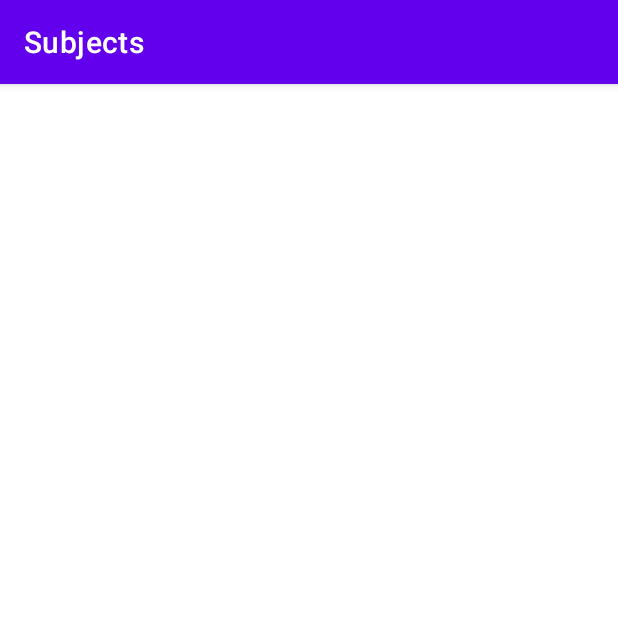
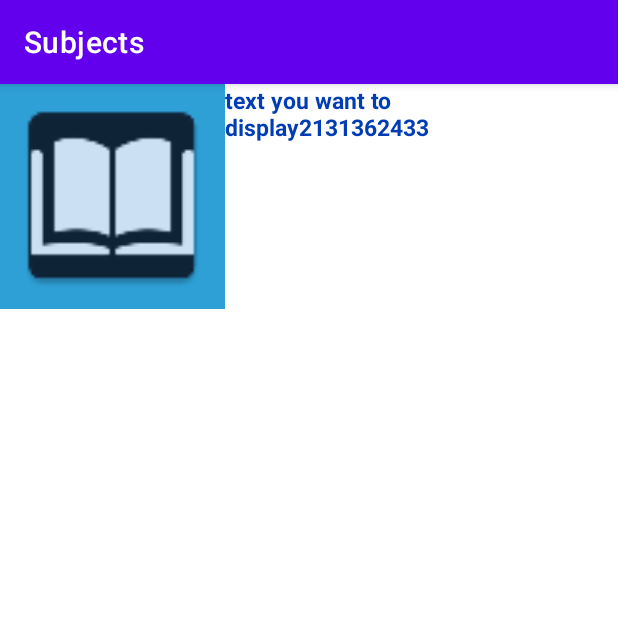
Before and after one commit to irisquerol/Courses, an Android app: the screen it shows after launch (DetailsActivity), after a tap on "Desarrollo en dispositivos móviles I", on a phone screen of 412 x 824 dp, the top half of it. Run offline under Robolectric (Android 15) with nearby library versions, the phone set to English and light mode, and no system bars.

Commit message:
send an integer information to one activity to another

```diff
--- a/app/src/main/java/com/android/courses/DetailsActivity.java
+++ b/app/src/main/java/com/android/courses/DetailsActivity.java
@@ -2,13 +2,27 @@ package com.android.courses;
 
 import androidx.appcompat.app.AppCompatActivity;
 
+import android.content.Intent;
 import android.os.Bundle;
+import android.util.Log;
+import android.widget.TextView;
 
 public class DetailsActivity extends AppCompatActivity {
 
+    private int id;
     @Override
     protected void onCreate(Bundle savedInstanceState) {
         super.onCreate(savedInstanceState);
         setContentView(R.layout.activity_details);
+
+        Intent intentReciver = getIntent();
+        int intValue = intentReciver.getIntExtra("subjectID", 0);
+
+        setContentView(R.layout.activity_details);
+        TextView textView = (TextView) findViewById(R.id.title1);
+        Log.d("myTag", "This is the  variable value: " + intValue);
+        textView.setText("text you want to display" + intValue);
+
+
     }
 }
--- a/app/src/main/java/com/android/courses/MainActivity.java
+++ b/app/src/main/java/com/android/courses/MainActivity.java
@@ -22,7 +22,7 @@ public class MainActivity extends AppCompatActivity {
                 @Override
                 public void onClick(View v) {
                     showToast(1, id);
-                    openDetailsActivity();
+                    openDetailsActivity(id);
                 }
             });
         }
@@ -62,8 +62,9 @@ public class MainActivity extends AppCompatActivity {
         t.show();
     }
 
-    public void openDetailsActivity() {
+    public void openDetailsActivity(int intSubject) {
         Intent intent = new Intent(MainActivity.this, DetailsActivity.class);
+        intent.putExtra("subjectID", intSubject);
         startActivity(intent);
     }
 }
--- a/app/src/main/res/layout/activity_details.xml
+++ b/app/src/main/res/layout/activity_details.xml
@@ -6,4 +6,43 @@
     android:layout_height="match_parent"
     tools:context=".DetailsActivity">
 
+    <LinearLayout
+        android:layout_width="match_parent"
+        android:layout_height="match_parent"
+        android:background="@color/white"
+        android:orientation="vertical"
+        android:textColor="@color/purple_200"
+        tools:layout_editor_absoluteX="63dp"
+        tools:layout_editor_absoluteY="-16dp">
+
+    <LinearLayout
+        android:id="@+id/subject1"
+        android:layout_width="match_parent"
+        android:layout_height="150dp"
+        android:layout_marginRight="5dp"
+        tools:ignore="MissingConstraints">
+
+        <ImageView
+            android:layout_width="150dp"
+            android:layout_height="150dp"
+            android:layout_gravity="center"
+            android:background="@color/blue"
+            android:contentDescription="@string/title1"
+            android:padding="5dp"
+            android:src="@mipmap/book" />
+
+        <TextView
+            android:id="@+id/title1"
+            android:layout_width="wrap_content"
+            android:layout_height="wrap_content"
+            android:layout_marginRight="5dp"
+            android:paddingRight="5dp"
+            android:text="@string/title1"
+            android:textColor="@color/dark_blue"
+            android:textSize="15sp"
+            android:textStyle="bold" />
+
+        </LinearLayout>
+    </LinearLayout>
+
 </androidx.constraintlayout.widget.ConstraintLayout>
```
